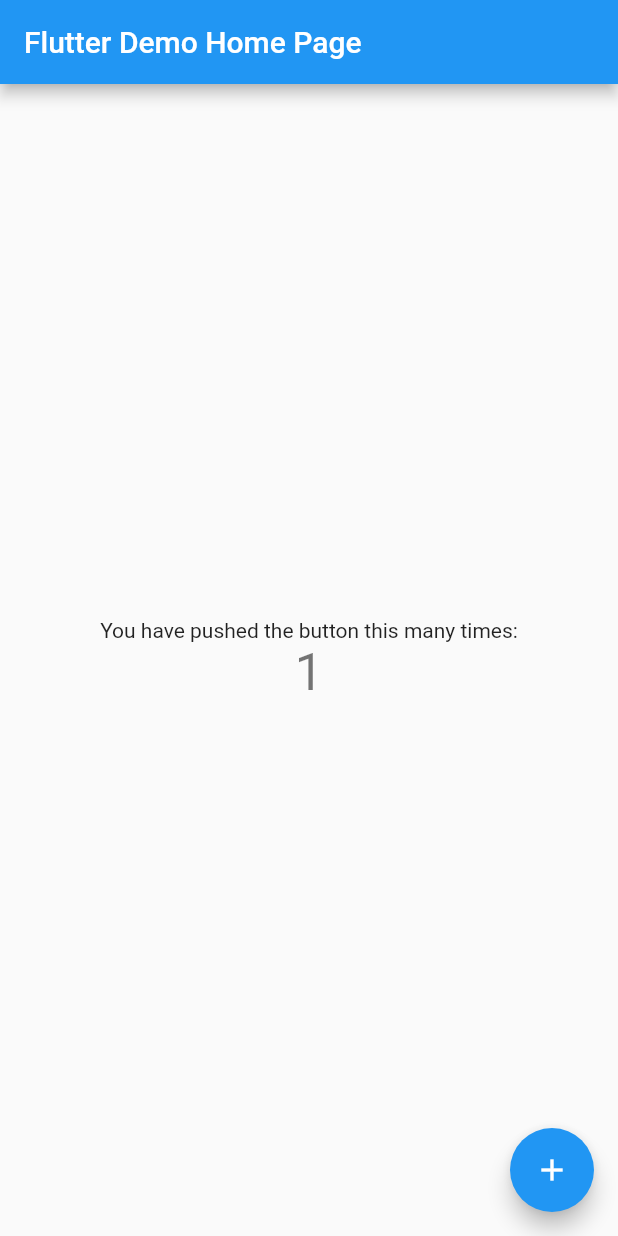
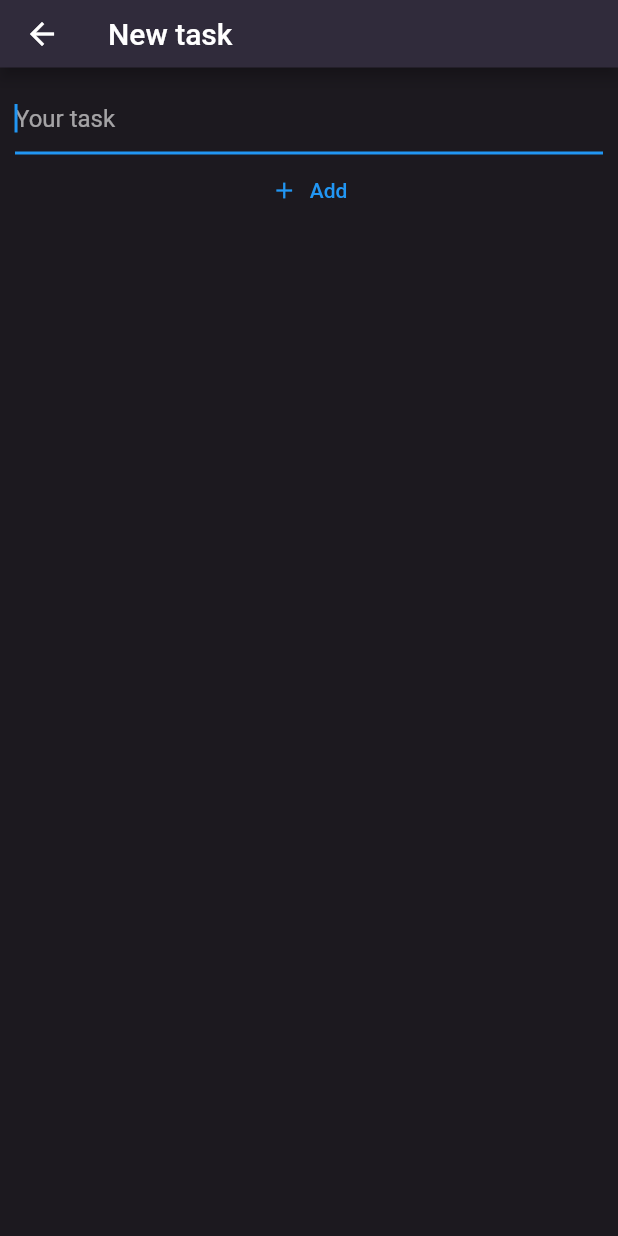
Before and after one commit to kuronosu/todo_flutter, a Flutter app: the screen it shows after launch, after a tap on the "add" icon, on a phone screen of 412 x 824 dp. Run offline on Flutter 3.47's test engine with Material 2 defaults, Android fonts, the phone set to English and light mode, and no system bars.

Commit message:
✨ add task

```diff
--- /dev/null
+++ b/lib/add_task_page.dart
@@ -0,0 +1,57 @@
+import 'package:flutter/material.dart';
+import 'package:todo_flutter/task.dart';
+
+class AddTaskPage extends StatefulWidget {
+  const AddTaskPage({Key? key}) : super(key: key);
+
+  @override
+  _AddTaskPageState createState() => _AddTaskPageState();
+}
+
+class _AddTaskPageState extends State<AddTaskPage> {
+  final myController = TextEditingController();
+
+  void onAdd() {
+    final content = myController.text.trim();
+    if (content.isNotEmpty) {
+      Navigator.pop(context, Task(content: content));
+    } else {
+      Navigator.pop(context);
+    }
+  }
+
+  @override
+  void dispose() {
+    // Clean up the controller when the widget is disposed.
+    myController.dispose();
+    super.dispose();
+  }
+
+  @override
+  Widget build(BuildContext context) {
+    return Scaffold(
+      appBar: AppBar(
+        toolbarHeight: 45,
+        backgroundColor: const Color(0xFF302B3B),
+        title: const Text('New task'),
+      ),
+      body: Container(
+          margin: const EdgeInsets.all(10),
+          child: Column(
+            children: [
+              TextField(
+                autofocus: true,
+                controller: myController,
+                decoration: const InputDecoration(hintText: 'Your task'),
+                onSubmitted: (value) => onAdd(),
+              ),
+              TextButton.icon(
+                onPressed: onAdd,
+                icon: const Icon(Icons.add, size: 18),
+                label: const Text("Add"),
+              )
+            ],
+          )),
+    );
+  }
+}
--- /dev/null
+++ b/lib/header.dart
@@ -0,0 +1,29 @@
+import 'package:flutter/material.dart';
+
+// ignore: must_be_immutable
+class Header extends StatelessWidget {
+  Header({Key? key, required this.title}) : super(key: key);
+  String title;
+
+  @override
+  Widget build(BuildContext context) {
+    return Container(
+      height: 500,
+      decoration: const BoxDecoration(
+          gradient: LinearGradient(
+              colors: [
+                Color(0xFF302B3B),
+                Color(0xFF1C191F),
+              ],
+              begin: Alignment.topCenter,
+              end: Alignment.bottomCenter,
+              tileMode: TileMode.clamp)),
+      child: Text(title,
+          style: const TextStyle(
+            color: Colors.white,
+            fontSize: 25,
+          )),
+      alignment: const Alignment(-0.9, -0.87),
+    );
+  }
+}
--- a/lib/main.dart
+++ b/lib/main.dart
@@ -1,4 +1,8 @@
 import 'package:flutter/material.dart';
+import 'package:todo_flutter/add_task_page.dart';
+import 'package:todo_flutter/header.dart';
+import 'package:todo_flutter/task.dart';
+import 'package:todo_flutter/task_list.dart';
 
 void main() {
   runApp(const MyApp());
@@ -6,41 +10,26 @@ void main() {
 
 class MyApp extends StatelessWidget {
   const MyApp({Key? key}) : super(key: key);
-
-  // This widget is the root of your application.
   @override
   Widget build(BuildContext context) {
     return MaterialApp(
-      title: 'Flutter Demo',
+      title: 'Todo',
       theme: ThemeData(
-        // This is the theme of your application.
-        //
-        // Try running your application with "flutter run". You'll see the
-        // application has a blue toolbar. Then, without quitting the app, try
-        // changing the primarySwatch below to Colors.green and then invoke
-        // "hot reload" (press "r" in the console where you ran "flutter run",
-        // or simply save your changes to "hot reload" in a Flutter IDE).
-        // Notice that the counter didn't reset back to zero; the application
-        // is not restarted.
-        primarySwatch: Colors.blue,
+        brightness: Brightness.light,
       ),
-      home: const MyHomePage(title: 'Flutter Demo Home Page'),
+      darkTheme: ThemeData(
+        brightness: Brightness.dark,
+        canvasColor: const Color(0xFF1C191F),
+      ),
+      themeMode: ThemeMode.dark,
+      debugShowCheckedModeBanner: false,
+      home: const MyHomePage(title: 'Todo'),
     );
   }
 }
 
 class MyHomePage extends StatefulWidget {
   const MyHomePage({Key? key, required this.title}) : super(key: key);
-
-  // This widget is the home page of your application. It is stateful, meaning
-  // that it has a State object (defined below) that contains fields that affect
-  // how it looks.
-
-  // This class is the configuration for the state. It holds the values (in this
-  // case the title) provided by the parent (in this case the App widget) and
-  // used by the build method of the State. Fields in a Widget subclass are
-  // always marked "final".
-
   final String title;
 
   @override
@@ -48,68 +37,32 @@ class MyHomePage extends StatefulWidget {
 }
 
 class _MyHomePageState extends State<MyHomePage> {
-  int _counter = 0;
+  List<Task> tasks = [];
 
-  void _incrementCounter() {
-    setState(() {
-      // This call to setState tells the Flutter framework that something has
-      // changed in this State, which causes it to rerun the build method below
-      // so that the display can reflect the updated values. If we changed
-      // _counter without calling setState(), then the build method would not be
-      // called again, and so nothing would appear to happen.
-      _counter++;
-    });
+  void _addTask() async {
+    final result = await Navigator.push(
+      context,
+      MaterialPageRoute(builder: (context) => const AddTaskPage()),
+    );
+    if (result != null && result is Task) {
+      setState(() {
+        tasks.add(result);
+      });
+    }
   }
 
   @override
   Widget build(BuildContext context) {
-    // This method is rerun every time setState is called, for instance as done
-    // by the _incrementCounter method above.
-    //
-    // The Flutter framework has been optimized to make rerunning build methods
-    // fast, so that you can just rebuild anything that needs updating rather
-    // than having to individually change instances of widgets.
     return Scaffold(
-      appBar: AppBar(
-        // Here we take the value from the MyHomePage object that was created by
-        // the App.build method, and use it to set our appbar title.
-        title: Text(widget.title),
-      ),
-      body: Center(
-        // Center is a layout widget. It takes a single child and positions it
-        // in the middle of the parent.
-        child: Column(
-          // Column is also a layout widget. It takes a list of children and
-          // arranges them vertically. By default, it sizes itself to fit its
-          // children horizontally, and tries to be as tall as its parent.
-          //
-          // Invoke "debug painting" (press "p" in the console, choose the
-          // "Toggle Debug Paint" action from the Flutter Inspector in Android
-          // Studio, or the "Toggle Debug Paint" command in Visual Studio Code)
-          // to see the wireframe for each widget.
-          //
-          // Column has various properties to control how it sizes itself and
-          // how it positions its children. Here we use mainAxisAlignment to
-          // center the children vertically; the main axis here is the vertical
-          // axis because Columns are vertical (the cross axis would be
-          // horizontal).
-          mainAxisAlignment: MainAxisAlignment.center,
-          children: <Widget>[
-            const Text(
-              'You have pushed the button this many times:',
-            ),
-            Text(
-              '$_counter',
-              style: Theme.of(context).textTheme.headline4,
-            ),
-          ],
-        ),
+      body: Stack(
+        children: [Header(title: 'Tasks'), TaskList(tasks: tasks)],
       ),
       floatingActionButton: FloatingActionButton(
-        onPressed: _incrementCounter,
+        onPressed: _addTask,
         tooltip: 'Increment',
         child: const Icon(Icons.add),
-      ), // This trailing comma makes auto-formatting nicer for build methods.
+        backgroundColor: const Color(0xffff4728),
+      ),
     );
   }
 }
--- /dev/null
+++ b/lib/task.dart
@@ -0,0 +1,4 @@
+class Task {
+  Task({required this.content});
+  String content;
+}
--- /dev/null
+++ b/lib/task_item.dart
@@ -0,0 +1,14 @@
+import 'package:flutter/cupertino.dart';
+import 'package:todo_flutter/task.dart';
+
+class TaskItem extends StatelessWidget {
+  TaskItem({Key? key, required this.task}) : super(key: key);
+  Task task;
+
+  @override
+  Widget build(BuildContext context) {
+    return Container(
+      child: Text(task.content),
+    );
+  }
+}
--- /dev/null
+++ b/lib/task_list.dart
@@ -0,0 +1,22 @@
+import 'package:flutter/material.dart';
+import 'package:todo_flutter/task.dart';
+import 'package:todo_flutter/task_item.dart';
+
+class TaskList extends StatelessWidget {
+  TaskList({Key? key, required this.tasks}) : super(key: key);
+
+  List<Task> tasks;
+
+  @override
+  Widget build(BuildContext context) {
+    return Container(
+      padding: const EdgeInsets.only(top: 70),
+      child: ListView.separated(
+          padding: const EdgeInsets.only(left: 20.0, right: 20.0),
+          itemBuilder: (context, index) => TaskItem(task: tasks[index]),
+          separatorBuilder: (context, index) =>
+              const Divider(color: Colors.white60),
+          itemCount: tasks.length),
+    );
+  }
+}
```
Also changed, not shown: 1 other file.
